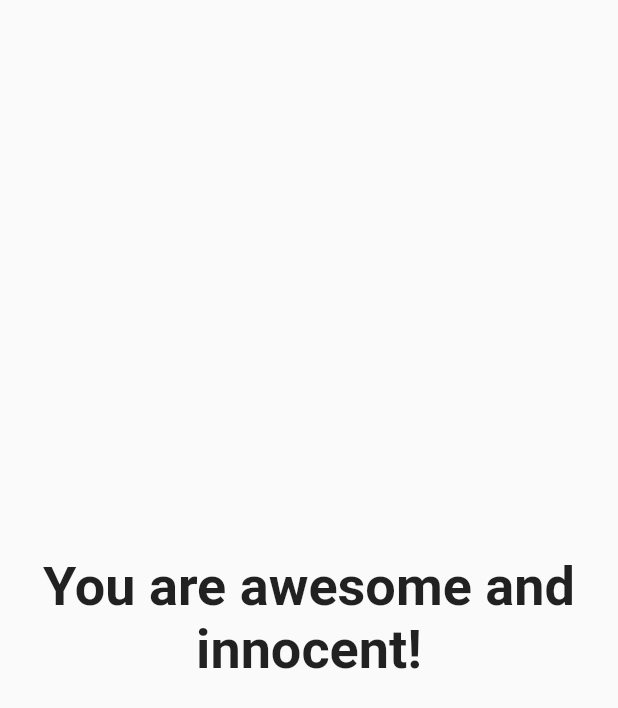
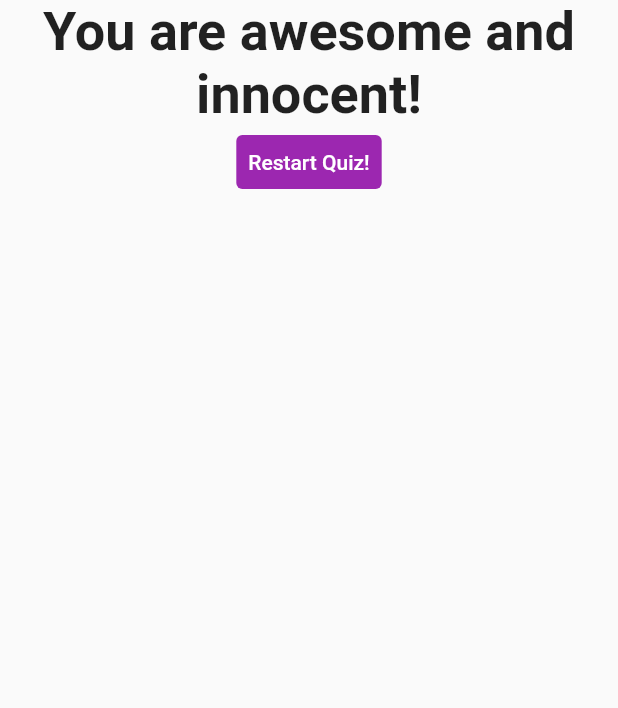
Before and after one commit to chloemk/quiz_app, a Flutter app: the Result widget shown alone on an empty page, opened directly with empty values, on a phone screen of 412 x 824 dp. Shown: the top 708 px of the screen. Run offline on Flutter 3.47's test engine with Material 2 defaults, Android fonts, the phone set to English and light mode, and no system bars.

Commit message:
feat: add reset button

```diff
--- a/lib/result.dart
+++ b/lib/result.dart
@@ -2,8 +2,10 @@ import 'package:flutter/material.dart';
 
 class Result extends StatelessWidget {
   final int resultScore;
+  final void Function() resetQuizHandler;
 
-  const Result(this.resultScore, {Key? key}) : super(key: key);
+  const Result(this.resetQuizHandler, this.resultScore, {Key? key})
+      : super(key: key);
 
   String get resultPhrase {
     String resultText;
@@ -22,10 +24,23 @@ class Result extends StatelessWidget {
   @override
   Widget build(BuildContext context) {
     return Center(
-      child: Text(
-        resultPhrase,
-        style: const TextStyle(fontSize: 36, fontWeight: FontWeight.bold),
-        textAlign: TextAlign.center,
+      child: Column(
+        children: [
+          Text(
+            resultPhrase,
+            style: const TextStyle(fontSize: 36, fontWeight: FontWeight.bold),
+            textAlign: TextAlign.center,
+          ),
+          TextButton(
+            style: ButtonStyle(
+                backgroundColor: MaterialStateProperty.all(Colors.purple)),
+            onPressed: resetQuizHandler,
+            child: const Text(
+              "Restart Quiz!",
+              style: TextStyle(color: Colors.white),
+            ),
+          ),
+        ],
       ),
     );
   }
```
Also changed, not shown: lib/main.dart (+9 -2 lines).
